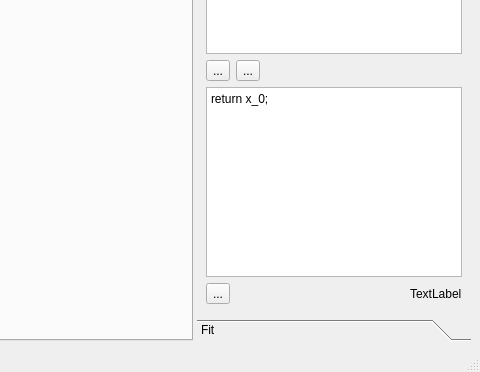
First picture: the form in mainwindow.ui, repository aportelli/Plateau, before the edit; both pictures show x 613 to 1093 and y 407 to 779 of the 1093 by 779 pixel window.
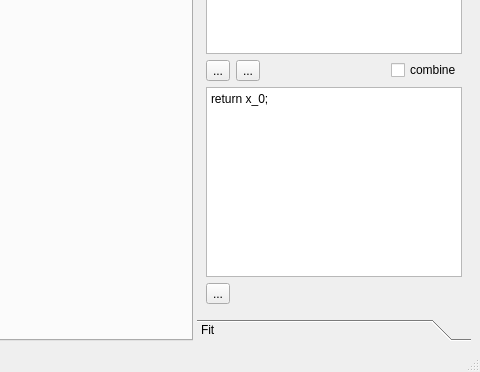
Second picture: the form after the edit.

Commit message: option to plot multiple data or combine them

The edit to the form file:
```diff
--- a/mainwindow.ui
+++ b/mainwindow.ui
@@ -207,6 +207,13 @@
              </property>
             </spacer>
            </item>
+           <item>
+            <widget class="QCheckBox" name="combineCheckBox">
+             <property name="text">
+              <string>combine</string>
+             </property>
+            </widget>
+           </item>
           </layout>
          </item>
          <item>
@@ -244,13 +251,6 @@
              </property>
             </spacer>
            </item>
-           <item>
-            <widget class="QLabel" name="label">
-             <property name="text">
-              <string>TextLabel</string>
-             </property>
-            </widget>
-           </item>
           </layout>
          </item>
         </layout>
```
Left out of the diff: 76 changed lines with no effect on the pictures. The commit also changes 2 other files.
